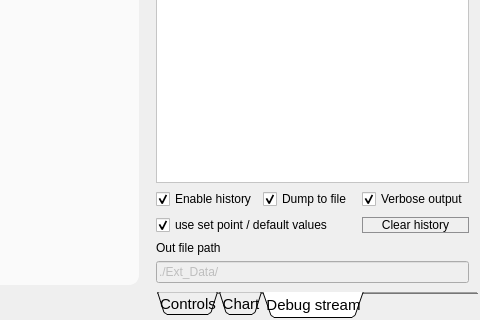
The window that apps/Lab-on-a-tip/Lab-on-a-tip.ui (bellonemauro/Labonatip2.0) describes before a commit, drawn with Qt 5; both pictures show x 920 to 1400 and y 521 to 841 of the 1400 by 841 pixel window.
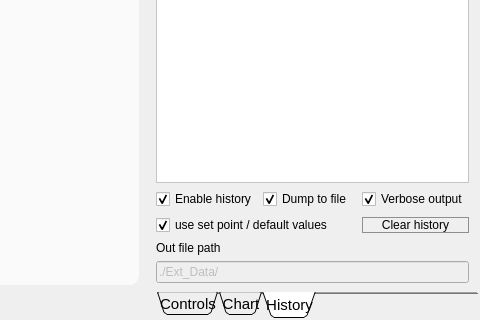
The same window after the commit. The open tabs and pages were chosen to show the change. Icons and pictures are not drawn.

What changed in the file:
```diff
--- a/apps/Lab-on-a-tip/Lab-on-a-tip.ui
+++ b/apps/Lab-on-a-tip/Lab-on-a-tip.ui
@@ -5583,7 +5583,7 @@
        </widget>
        <widget class="QWidget" name="tab_4">
         <attribute name="title">
-         <string>Debug stream</string>
+         <string>History</string>
         </attribute>
         <layout class="QGridLayout" name="gridLayout_11">
          <property name="topMargin">
```
Left out of the diff: 2 changed lines with no effect on the pictures.
